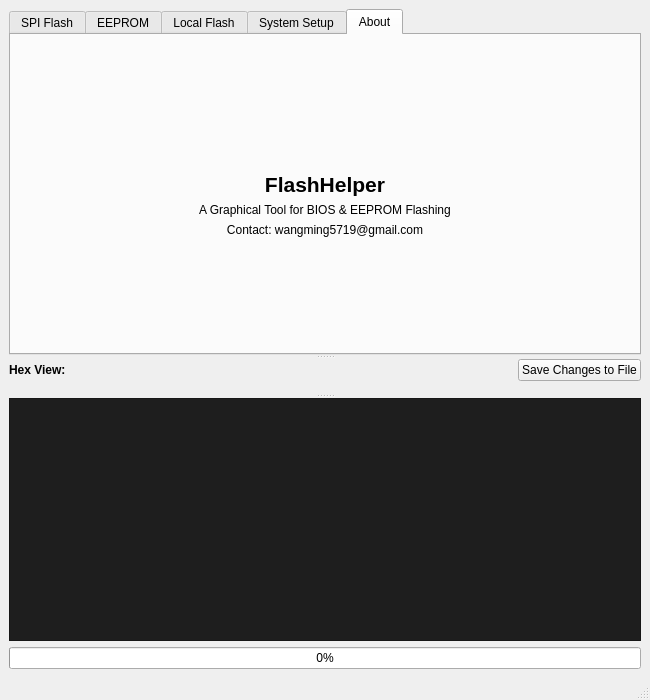
Above: src/mainwindow.ui from wming126/flash_helper before the change. Below: the same form after it.
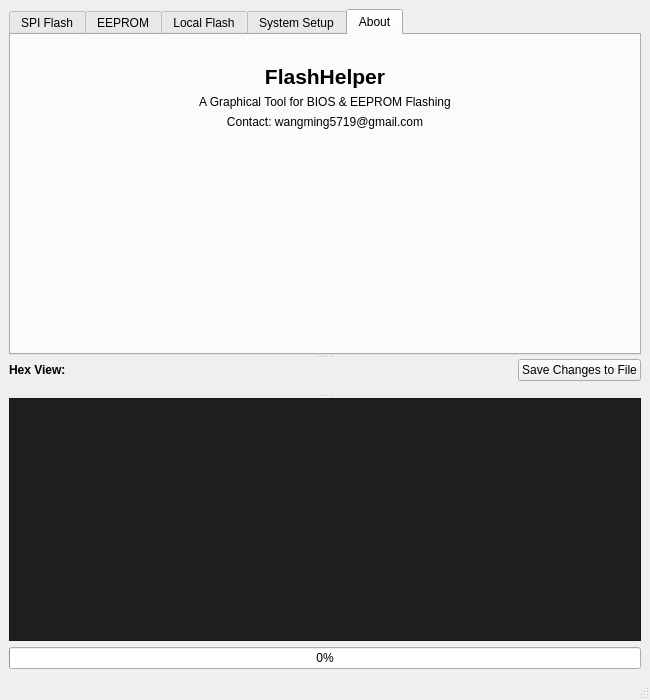
That is the form after the change. The open tabs and pages were chosen to show the change. Icons and pictures are not drawn. Custom widgets are drawn as their Qt base class.

Commit message:
ui: optimize layout proportions and fix alignment issues
- Adjust splitter stretch factors and initial sizes to prioritize Hex Editor.
- Implement dynamic height for tabWidget based on chip package type (SOP8 vs SOP16).
- Fix centering issues in System Setup and About tabs by adjusting size policies and removing spacers.
- Add vertical stretches to settings layouts to ensure top-alignment.
- Optimize startup sequence to eliminate layout 'jump' by calling updateTabHeight immediately.
- Reduce minimum size constraints for ChipPreviewWidget.

```diff
--- a/src/mainwindow.ui
+++ b/src/mainwindow.ui
@@ -486,19 +486,6 @@
          <string>About</string>
         </attribute>
         <layout class="QVBoxLayout" name="verticalLayout_about">
-         <item>
-          <spacer name="verticalSpacer_about_top">
-           <property name="orientation">
-            <enum>Qt::Vertical</enum>
-           </property>
-           <property name="sizeHint" stdset="0">
-            <size>
-             <width>20</width>
-             <height>40</height>
-            </size>
-           </property>
-          </spacer>
-         </item>
          <item>
           <widget class="QLabel" name="label_logo_about">
            <property name="text">
```
Left out of the diff: 3 changed lines with no effect on the pictures. The commit also changes 6 other files.
